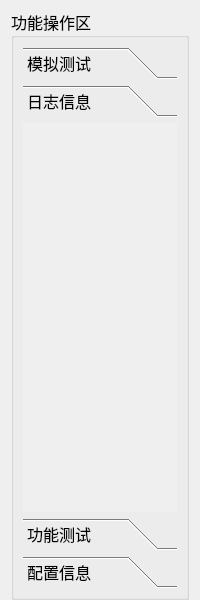
ChinaClever/IDC_TestSystem, file IDC_TestSystem/SI-PDU/toolbox/sitoolboxwid.ui: the form before one commit.
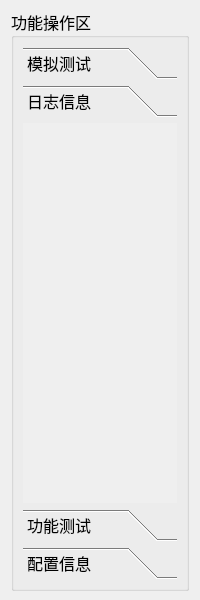
The form after the commit. The open tabs and pages were chosen to show the change.

```diff
--- a/IDC_TestSystem/SI-PDU/toolbox/sitoolboxwid.ui
+++ b/IDC_TestSystem/SI-PDU/toolbox/sitoolboxwid.ui
@@ -18,7 +18,7 @@
     <number>9</number>
    </property>
    <property name="bottomMargin">
-    <number>0</number>
+    <number>9</number>
    </property>
    <item row="0" column="0">
     <widget class="QGroupBox" name="groupBox">
@@ -55,8 +55,8 @@
           <rect>
            <x>0</x>
            <y>0</y>
-           <width>100</width>
-           <height>30</height>
+           <width>162</width>
+           <height>401</height>
           </rect>
          </property>
          <attribute name="label">
```
Left out of the diff: 10 changed lines with no effect on the pictures.
